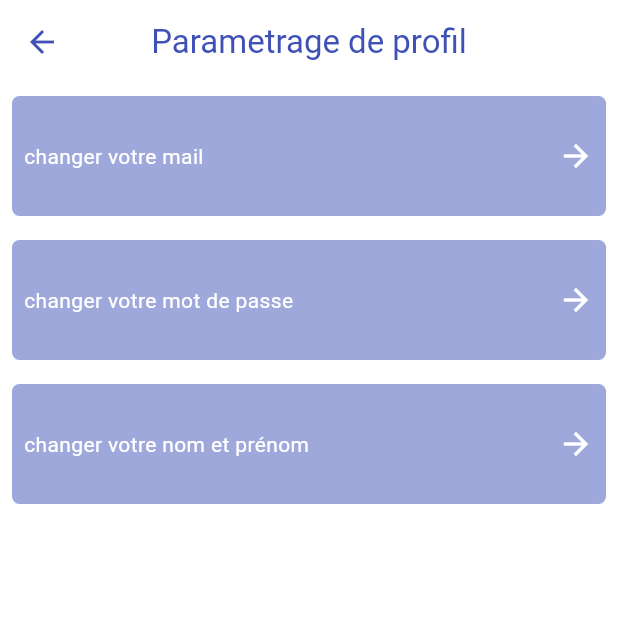
After one commit to FathiAyari/sonede, a Flutter app: the EditProfile screen opened directly, on a phone screen of 412 x 824 dp, the top half of it. The commit adds this screen. Run offline on Flutter 3.47's test engine with Material 3 defaults, Android fonts, the phone set to English and light mode, and no system bars; our stand-ins replace cloud_firestore, file_picker, firebase_auth, firebase_core, firebase_storage, flutter_slidable and 5 more; accounts and stored records are empty; project files that could hold a hidden picture were left out.

Commit message:
edit profile

```diff
--- /dev/null
+++ b/lib/presentation/edit_profile/edit_profile.dart
@@ -0,0 +1,139 @@
+import 'package:flutter/material.dart';
+import 'package:get/get.dart';
+import 'package:sonede/presentation/edit_profile/change_email.dart';
+import 'package:sonede/presentation/edit_profile/change_name.dart';
+import 'package:sonede/presentation/edit_profile/change_password.dart';
+import 'package:sonede/presentation/ressources/dimensions/constants.dart';
+
+class EditProfile extends StatefulWidget {
+  const EditProfile({Key? key}) : super(key: key);
+
+  @override
+  State<EditProfile> createState() => _EditProfileState();
+}
+
+class _EditProfileState extends State<EditProfile> {
+  @override
+  Widget build(BuildContext context) {
+    return Scaffold(
+      backgroundColor: Colors.white,
+      appBar: AppBar(
+        iconTheme: IconThemeData(
+          color: Colors.indigo, //change your color here
+        ),
+        leading: IconButton(
+          icon: Icon(Icons.arrow_back),
+          onPressed: () {
+            Get.back();
+          },
+        ),
+        backgroundColor: Colors.white,
+        elevation: 0,
+        centerTitle: true,
+        title: Text(
+          'Parametrage de profil',
+          style: TextStyle(
+            color: Colors.indigo, //change your color here
+          ),
+        ),
+      ),
+      body: Column(
+        children: [
+          InkWell(
+            onTap: () {
+              Get.to(ChangeEmail());
+            },
+            child: Padding(
+              padding: const EdgeInsets.all(8.0),
+              child: Container(
+                decoration: BoxDecoration(color: Colors.indigo.withOpacity(0.5), borderRadius: BorderRadius.circular(5)),
+                height: Constants.screenHeight * 0.1,
+                child: Row(
+                  children: [
+                    Padding(
+                      padding: const EdgeInsets.all(8.0),
+                      child: Text(
+                        "changer votre mail",
+                        style: TextStyle(color: Colors.white),
+                      ),
+                    ),
+                    Spacer(),
+                    Padding(
+                      padding: const EdgeInsets.all(8.0),
+                      child: Icon(
+                        Icons.arrow_forward,
+                        color: Colors.white,
+                      ),
+                    )
+                  ],
+                ),
+              ),
+            ),
+          ),
+          InkWell(
+            onTap: () {
+              Get.to(ChangePassword());
+            },
+            child: Padding(
+              padding: const EdgeInsets.all(8.0),
+              child: Container(
+                decoration: BoxDecoration(color: Colors.indigo.withOpacity(0.5), borderRadius: BorderRadius.circular(5)),
+                height: Constants.screenHeight * 0.1,
+                child: Row(
+                  children: [
+                    Padding(
+                      padding: const EdgeInsets.all(8.0),
+                      child: Text(
+                        "changer votre mot de passe",
+                        style: TextStyle(color: Colors.white),
+                      ),
+                    ),
+                    Spacer(),
+                    Padding(
+                      padding: const EdgeInsets.all(8.0),
+                      child: Icon(
+                        Icons.arrow_forward,
+                        color: Colors.white,
+                      ),
+                    )
+                  ],
+                ),
+              ),
+            ),
+          ),
+          InkWell(
+            onTap: () {
+              Get.to(ChangeName());
+            },
+            child: Padding(
+              padding: const EdgeInsets.all(8.0),
+              child: Container(
+                decoration: BoxDecoration(color: Colors.indigo.withOpacity(0.5), borderRadius: BorderRadius.circular(5)),
+                height: Constants.screenHeight * 0.1,
+                child: Row(
+                  children: [
+                    Padding(
+                      padding: const EdgeInsets.all(8.0),
+                      child: Text(
+                        "changer votre nom et prénom",
+                        style: TextStyle(color: Colors.white),
+                      ),
+                    ),
+                    Spacer(),
+                    Padding(
+                      padding: const EdgeInsets.all(8.0),
+                      child: Icon(
+                        Icons.arrow_forward,
+                        color: Colors.white,
+                      ),
+                    )
+                  ],
+                ),
+              ),
+            ),
+          ),
+        ],
+      ),
+    );
+  }
+}
```
Also changed, not shown: lib/presentation/client/profile.dart (+22 -1 lines), lib/presentation/edit_profile/change_email.dart (added, +109 -0 lines), lib/presentation/edit_profile/change_name.dart (added, +94 -0 lines), lib/presentation/edit_profile/change_password.dart (added, +115 -0 lines).
